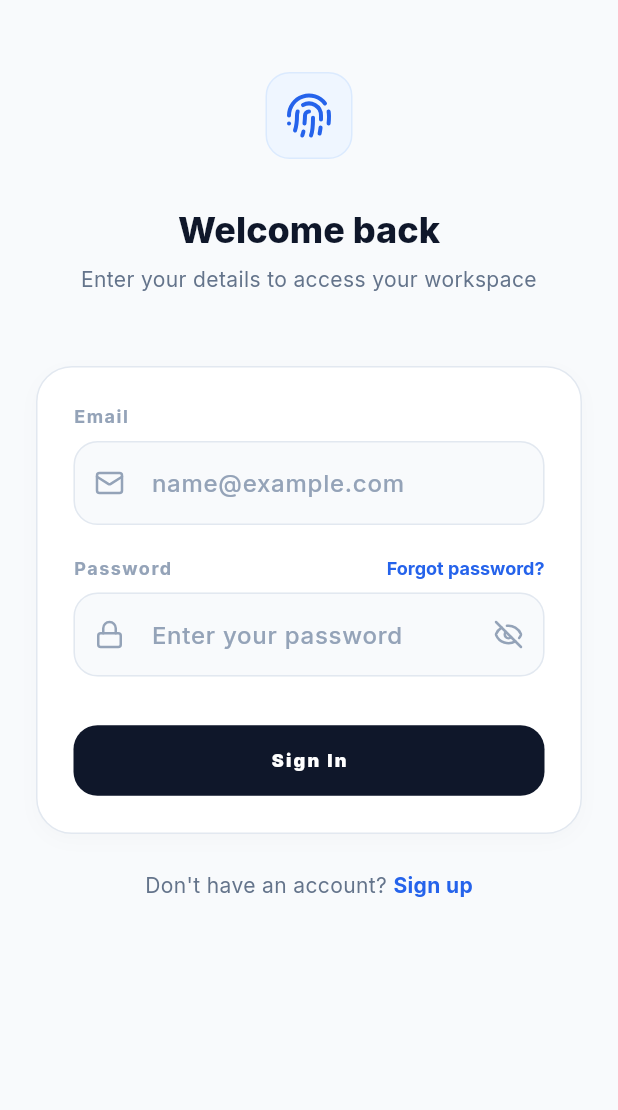
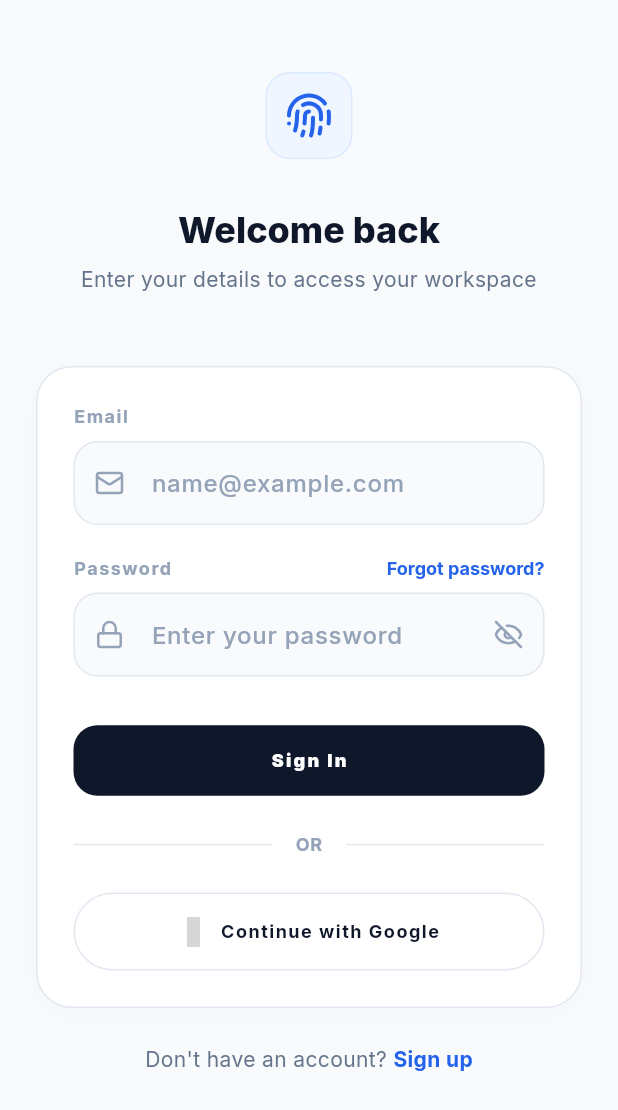
Before and after one commit to iMaginarParas/atsapp, a Flutter app: the screen it shows after launch, on a phone screen of 412 x 824 dp. Shown: the top 1110 px of the screen. Run offline on Flutter 3.47's test engine with Material 3 defaults, Android fonts, the phone set to English and light mode, and no system bars; drawn by our look-alikes of flutter_animate; our stand-ins replace flutter_riverpod, go_router, google_fonts, lucide_icons, supabase_flutter; accounts and stored records are empty; grey boxes are pictures that could not be loaded.

Commit message:
Add Google Sign In via Supabase OAuth

```diff
--- a/lib/screens/auth_screen.dart
+++ b/lib/screens/auth_screen.dart
@@ -1,8 +1,10 @@
+import 'dart:async';
 import 'package:flutter/material.dart';
 import 'package:flutter_riverpod/flutter_riverpod.dart';
 import 'package:go_router/go_router.dart';
 import 'package:flutter_animate/flutter_animate.dart';
 import 'package:lucide_icons/lucide_icons.dart';
+import 'package:supabase_flutter/supabase_flutter.dart';
 import '../theme/app_theme.dart';
 import '../services/auth_service.dart';
 
@@ -20,8 +22,22 @@ class _AuthScreenState extends ConsumerState<AuthScreen> {
   final _emailController = TextEditingController();
   final _passwordController = TextEditingController();
 
+  late final StreamSubscription<AuthState> _authStateSubscription;
+
+  @override
+  void initState() {
+    super.initState();
+    _authStateSubscription = Supabase.instance.client.auth.onAuthStateChange.listen((data) {
+      final session = data.session;
+      if (session != null && mounted) {
+        context.go('/dashboard');
+      }
+    });
+  }
+
   @override
   void dispose() {
+    _authStateSubscription.cancel();
     _emailController.dispose();
     _passwordController.dispose();
     super.dispose();
@@ -167,6 +183,48 @@ class _AuthScreenState extends ConsumerState<AuthScreen> {
                           ? const SizedBox(height: 16, width: 16, child: CircularProgressIndicator(color: Colors.white, strokeWidth: 2))
                           : Text(_isLogin ? 'Sign In' : 'Create Account'),
                       ),
+
+                      const SizedBox(height: 24),
+
+                      // Divider
+                      Row(
+                        children: [
+                          Expanded(child: Divider(color: AppTheme.slate200)),
+                          Padding(
+                            padding: const EdgeInsets.symmetric(horizontal: 16),
+                            child: Text('OR', style: Theme.of(context).textTheme.bodySmall?.copyWith(color: AppTheme.slate400, fontWeight: FontWeight.bold)),
+                          ),
+                          Expanded(child: Divider(color: AppTheme.slate200)),
+                        ],
+                      ),
+
+                      const SizedBox(height: 24),
+
+                      // Google Sign In Button
+                      OutlinedButton.icon(
+                        onPressed: _isLoading ? null : () async {
+                          setState(() => _isLoading = true);
+                          try {
+                            await ref.read(authServiceProvider).signInWithGoogle();
+                            // Note: Web flow will handle redirection automatically.
+                            // We don't go('/dashboard') here because OAuth handles it asynchronously via deep links.
+                          } catch (e) {
+                            if (mounted) {
+                              ScaffoldMessenger.of(context).showSnackBar(SnackBar(content: Text(e.toString()), backgroundColor: AppTheme.rose600));
+                            }
+                          } finally {
+                            if (mounted) setState(() => _isLoading = false);
+                          }
+                        },
+                        icon: const Icon(LucideIcons.chrome, size: 20),
+                        label: const Text('Continue with Google'),
+                        style: OutlinedButton.styleFrom(
+                          foregroundColor: AppTheme.slate900,
+                          backgroundColor: Colors.white,
+                          side: BorderSide(color: AppTheme.slate200),
+                          padding: const EdgeInsets.symmetric(vertical: 16),
+                        ),
+                      ),
                     ],
                   ),
                 ).animate().fadeIn(delay: 300.ms).slideY(begin: 0.1),
--- a/lib/services/auth_service.dart
+++ b/lib/services/auth_service.dart
@@ -27,6 +27,13 @@ class AuthService {
     return await _supabase.auth.signUp(email: email, password: password);
   }
 
+  Future<void> signInWithGoogle() async {
+    await _supabase.auth.signInWithOAuth(
+      OAuthProvider.google,
+      redirectTo: 'atspro://login-callback/',
+    );
+  }
+
   Future<void> signOut() async {
     await _supabase.auth.signOut();
   }
```
Also changed, not shown: 2 other files.
